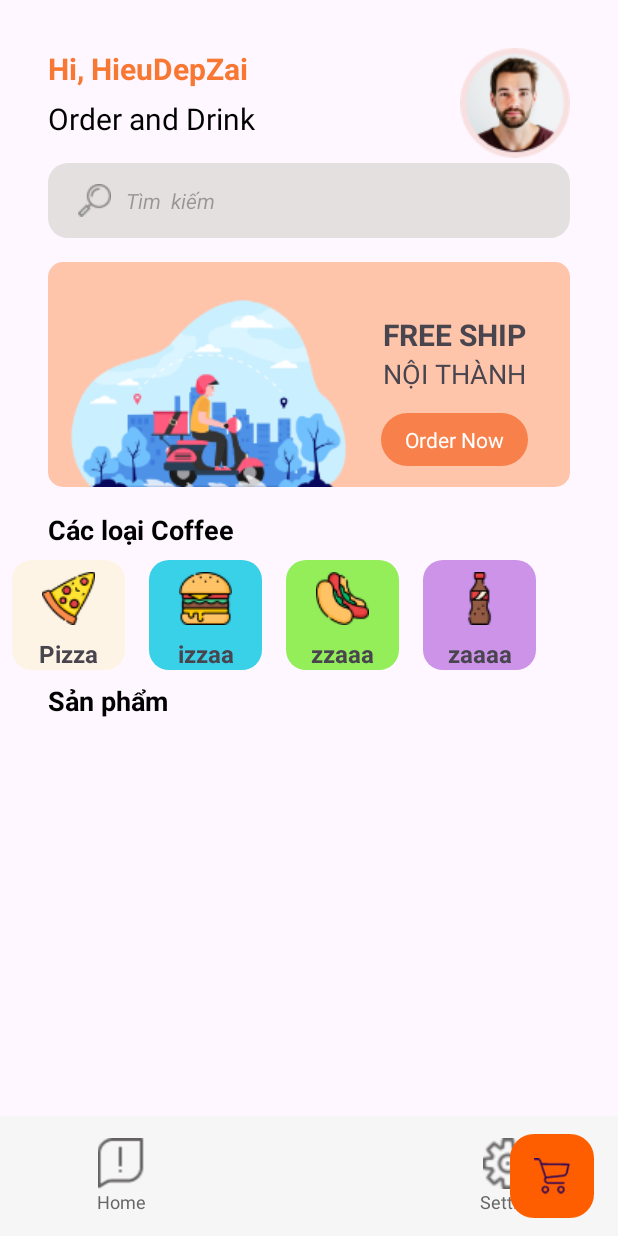
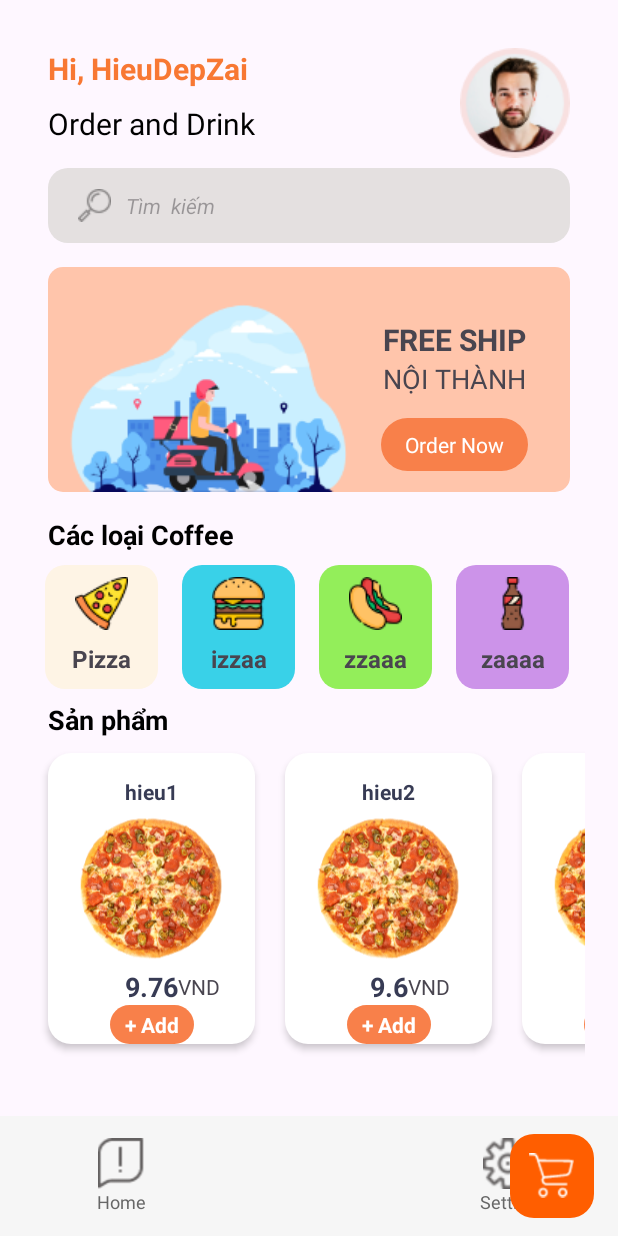
Before and after one commit to hieunvph38422/DuAn1_PH38422_PH36893_PH40749, an Android app: the screen it shows after launch (Home), on a phone screen of 412 x 824 dp. Run offline under Robolectric (Android 15) with nearby library versions, the light colour scheme and no system bars.

Commit message:
21/11 hieu lam xong Home

```diff
--- /dev/null
+++ b/app/src/main/java/com/example/duan1_ph38422_ph36893_ph40749/Adapter/PopularAdapter.java
@@ -0,0 +1,68 @@
+package com.example.duan1_ph38422_ph36893_ph40749.Adapter;
+
+import android.view.LayoutInflater;
+import android.view.View;
+import android.view.ViewGroup;
+import android.widget.ImageView;
+import android.widget.TextView;
+
+import androidx.annotation.NonNull;
+import androidx.constraintlayout.widget.ConstraintLayout;
+import androidx.core.content.ContextCompat;
+import androidx.recyclerview.widget.RecyclerView;
+
+import com.bumptech.glide.Glide;
+import com.example.duan1_ph38422_ph36893_ph40749.Domain.CategoryDomain;
+import com.example.duan1_ph38422_ph36893_ph40749.Domain.DrinkDomain;
+import com.example.duan1_ph38422_ph36893_ph40749.R;
+
+import java.util.ArrayList;
+
+public class PopularAdapter extends RecyclerView.Adapter<PopularAdapter.ViewHolder> {
+
+    ArrayList<DrinkDomain> drinkDomains;
+
+    public PopularAdapter(ArrayList<DrinkDomain> drinkDomains) {
+        this.drinkDomains = drinkDomains;
+    }
+
+
+    @Override
+    public ViewHolder onCreateViewHolder(@NonNull ViewGroup parent, int viewType) {
+        View inflate = LayoutInflater.from(parent.getContext()).inflate(R.layout.viewholder_popular,parent,false);
+        return new ViewHolder(inflate);
+    }
+
+    @Override
+    public void onBindViewHolder(@NonNull ViewHolder holder, int position) {
+        holder.title.setText(drinkDomains.get(position).getTitle());
+        holder.fee.setText(String.valueOf(drinkDomains.get(position).getFee()));
+
+        int drawableResourceID = holder.itemView.getContext().getResources().getIdentifier(drinkDomains.get(position).getPic(),"drawable", holder.itemView.getContext().getPackageName());
+
+
+        Glide.with(holder.itemView.getContext()).load(drawableResourceID).into(holder.pic);
+
+    }
+
+    @Override
+    public int getItemCount() {
+        return drinkDomains.size();
+    }
+
+    public class ViewHolder extends RecyclerView.ViewHolder{
+        TextView title, fee;
+        ImageView pic;
+        TextView addBtn;
+
+        public ViewHolder(@NonNull View itemView) {
+            super(itemView);
+            title = itemView.findViewById(R.id.title);
+            fee = itemView.findViewById(R.id.fee);
+            pic = itemView.findViewById(R.id.pic);
+            addBtn = itemView.findViewById(R.id.addBtn);
+
+        }
+    }
+
+}
--- /dev/null
+++ b/app/src/main/java/com/example/duan1_ph38422_ph36893_ph40749/Domain/DrinkDomain.java
@@ -0,0 +1,56 @@
+package com.example.duan1_ph38422_ph36893_ph40749.Domain;
+
+public class DrinkDomain {
+    private String title;
+    private String pic;
+    private String description;
+    private Double fee;
+    private int numberInCart;
+
+    public DrinkDomain(String title, String pic, String description, Double fee) {
+        this.title = title;
+        this.pic = pic;
+        this.description = description;
+        this.fee = fee;
+    }
+
+    public String getTitle() {
+        return title;
+    }
+
+    public void setTitle(String title) {
+        this.title = title;
+    }
+
+    public String getPic() {
+        return pic;
+    }
+
+    public void setPic(String pic) {
+        this.pic = pic;
+    }
+
+    public String getDescription() {
+        return description;
+    }
+
+    public void setDescription(String description) {
+        this.description = description;
+    }
+
+    public Double getFee() {
+        return fee;
+    }
+
+    public void setFee(Double fee) {
+        this.fee = fee;
+    }
+
+    public int getNumberInCart() {
+        return numberInCart;
+    }
+
+    public void setNumberInCart(int numberInCart) {
+        this.numberInCart = numberInCart;
+    }
+}
--- a/app/src/main/java/com/example/duan1_ph38422_ph36893_ph40749/Home.java
+++ b/app/src/main/java/com/example/duan1_ph38422_ph36893_ph40749/Home.java
@@ -7,20 +7,23 @@ import androidx.recyclerview.widget.RecyclerView;
 import android.os.Bundle;
 
 import com.example.duan1_ph38422_ph36893_ph40749.Adapter.CategoryAdapter;
+import com.example.duan1_ph38422_ph36893_ph40749.Adapter.PopularAdapter;
 import com.example.duan1_ph38422_ph36893_ph40749.Domain.CategoryDomain;
+import com.example.duan1_ph38422_ph36893_ph40749.Domain.DrinkDomain;
 
 import java.util.ArrayList;
 
 public class Home extends AppCompatActivity {
 
-    private RecyclerView.Adapter adapter;
-    private RecyclerView recyclerViewCategoryList;
+    private RecyclerView.Adapter adapter, adapter2;
+    private RecyclerView recyclerViewCategoryList, recyclerViewPopularList;
     @Override
     protected void onCreate(Bundle savedInstanceState) {
         super.onCreate(savedInstanceState);
         setContentView(R.layout.activity_home);
 
         recyclerViewCategory();
+        recyclerViewPopular();
     }
     private void recyclerViewCategory() {
         LinearLayoutManager linearLayoutManager = new LinearLayoutManager(this, LinearLayoutManager.HORIZONTAL,false);
@@ -37,4 +40,19 @@ public class Home extends AppCompatActivity {
         recyclerViewCategoryList.setAdapter(adapter);
 
     }
+    private  void recyclerViewPopular(){
+        LinearLayoutManager linearLayoutManager = new LinearLayoutManager(this, LinearLayoutManager.HORIZONTAL,false);
+        recyclerViewPopularList = findViewById(R.id.recyclerView2);
+        recyclerViewPopularList.setLayoutManager(linearLayoutManager);
+
+        ArrayList<DrinkDomain> drinkList = new ArrayList<>();
+        drinkList.add(new DrinkDomain("hieu1","pizza","slies sgdsgdg, sdfsdgds, fsfgsd",9.76));
+        drinkList.add(new DrinkDomain("hieu2","pizza","slies sgdsgdg, sdfsdgds, fsfgsd",9.6));
+        drinkList.add(new DrinkDomain("hieu3","pizza","slies sgdsgdg, sdfsdgds, fsfgsd",9.7));
+        drinkList.add(new DrinkDomain("hieu4","pizza","slies sgdsgdg, sdfsdgds, fsfgsd",9.86));
+
+        adapter2 = new PopularAdapter(drinkList);
+        recyclerViewPopularList.setAdapter(adapter2);
+    }
+
 }
--- /dev/null
+++ b/app/src/main/res/drawable/cart_background.xml
@@ -0,0 +1,9 @@
+<?xml version="1.0" encoding="utf-8"?>
+<selector xmlns:android="http://schemas.android.com/apk/res/android">
+<item>
+    <shape android:shape="rectangle">
+        <corners android:radius="15dp"/>
+        <solid android:color="#ffffff"/>
+    </shape>
+</item>
+</selector>
--- a/app/src/main/res/layout/activity_home.xml
+++ b/app/src/main/res/layout/activity_home.xml
@@ -167,6 +167,9 @@
                     android:id="@+id/recyclerView"
                     android:layout_width="match_parent"
                     android:layout_height="match_parent"
+                    android:clipToPadding="false"
+                    android:paddingLeft="22dp"
+                    android:paddingRight="22dp"
                     app:layout_constraintEnd_toEndOf="parent"
                     app:layout_constraintStart_toStartOf="parent"
                     app:layout_constraintTop_toBottomOf="@+id/textView9" />
@@ -184,8 +187,11 @@
                     app:layout_constraintTop_toBottomOf="@+id/recyclerView" />
 
                 <androidx.recyclerview.widget.RecyclerView
+                    android:id="@+id/recyclerView2"
                     android:layout_width="match_parent"
                     android:layout_height="match_parent"
+                    android:paddingLeft="22dp"
+                    android:paddingRight="22dp"
                     app:layout_constraintEnd_toEndOf="parent"
                     app:layout_constraintStart_toStartOf="parent"
                     app:layout_constraintTop_toBottomOf="@+id/textView3" />
@@ -299,7 +305,9 @@
             android:elevation="3dp"
             android:src="@drawable/shopping_cart"
             app:backgroundTint="#ff5e00"
-            app:layout_anchor="@id/app_bar">
+            app:layout_anchor="@id/app_bar"
+            app:maxImageSize="30dp"
+            app:tint="#ffffff">
 
         </com.google.android.material.floatingactionbutton.FloatingActionButton>
     </androidx.coordinatorlayout.widget.CoordinatorLayout>
--- a/app/src/main/res/layout/viewhold_category.xml
+++ b/app/src/main/res/layout/viewhold_category.xml
@@ -27,8 +27,9 @@
     <TextView
         android:id="@+id/categoryName"
         android:layout_width="wrap_content"
-        android:layout_height="wrap_content"
+        android:layout_height="30dp"
         android:layout_marginTop="8dp"
+        android:layout_marginBottom="1dp"
         android:text="title"
         android:textSize="16dp"
         android:textStyle="bold"
--- /dev/null
+++ b/app/src/main/res/layout/viewholder_popular.xml
@@ -0,0 +1,72 @@
+<?xml version="1.0" encoding="utf-8"?>
+<androidx.constraintlayout.widget.ConstraintLayout xmlns:android="http://schemas.android.com/apk/res/android"
+    xmlns:app="http://schemas.android.com/apk/res-auto"
+    android:layout_width="wrap_content"
+    android:layout_height="wrap_content"
+    android:layout_margin="10dp"
+    android:background="@drawable/cart_background"
+    android:elevation="3dp">
+
+    <TextView
+        android:id="@+id/title"
+        android:layout_width="wrap_content"
+        android:layout_height="wrap_content"
+        android:layout_marginStart="4dp"
+        android:layout_marginTop="16dp"
+        android:layout_marginEnd="4dp"
+        android:text="Title"
+        android:textColor="#373b54"
+        android:textStyle="bold"
+        app:layout_constraintEnd_toEndOf="parent"
+        app:layout_constraintStart_toStartOf="parent"
+        app:layout_constraintTop_toTopOf="parent" />
+
+    <ImageView
+        android:id="@+id/pic"
+        android:layout_width="106dp"
+        android:layout_height="108dp"
+        android:layout_marginStart="16dp"
+        android:layout_marginEnd="16dp"
+        app:layout_constraintEnd_toEndOf="parent"
+        app:layout_constraintStart_toStartOf="parent"
+        app:layout_constraintTop_toBottomOf="@+id/title"
+        app:srcCompat="@drawable/pizza" />
+
+    <TextView
+        android:id="@+id/fee"
+        android:layout_width="wrap_content"
+        android:layout_height="wrap_content"
+        android:text="0.0"
+        android:textColor="#373b54"
+        android:textSize="18sp"
+        android:textStyle="bold"
+        app:layout_constraintEnd_toEndOf="@+id/pic"
+        app:layout_constraintStart_toStartOf="@+id/pic"
+        app:layout_constraintTop_toBottomOf="@+id/pic" />
+
+    <TextView
+        android:id="@+id/textView13"
+        android:layout_width="wrap_content"
+        android:layout_height="wrap_content"
+        android:text="VND"
+        app:layout_constraintBottom_toBottomOf="@+id/fee"
+        app:layout_constraintStart_toEndOf="@+id/fee"
+        app:layout_constraintTop_toBottomOf="@+id/pic" />
+
+    <TextView
+        android:id="@+id/addBtn"
+        android:layout_width="wrap_content"
+        android:layout_height="wrap_content"
+        android:background="@drawable/oranger_button"
+        android:paddingStart="10dp"
+        android:paddingTop="3dp"
+        android:paddingEnd="10dp"
+        android:paddingBottom="3dp"
+        android:text="+ Add"
+        android:textColor="#ffffff"
+        android:textStyle="bold"
+        app:layout_constraintEnd_toEndOf="@+id/pic"
+        app:layout_constraintStart_toStartOf="@+id/pic"
+        app:layout_constraintTop_toBottomOf="@+id/fee" />
+
+</androidx.constraintlayout.widget.ConstraintLayout>
```
Also changed, not shown: app/src/main/res/drawable/pizza.png (added).
